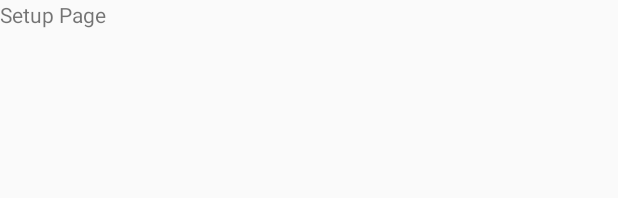
After one commit to lunaticSKE12/SKE-Blog, an Android app: the layout activity_setup.xml on its own in the app's theme, with its tools: preview values and no code run, on a phone screen of 412 x 824 dp. The commit adds this screen. Shown: the top 198 px of the screen. Run offline under Robolectric (Android 15) with nearby library versions, the phone set to English and light mode, and no system bars.

Commit message:
edit login and start new setup page

```diff
--- a/app/src/main/AndroidManifest.xml
+++ b/app/src/main/AndroidManifest.xml
@@ -20,7 +20,8 @@
         </activity>
         <activity android:name=".PostActivity" />
         <activity android:name=".RegisterActivity" />
-        <activity android:name=".LoginActivity"></activity>
+        <activity android:name=".LoginActivity" />
+        <activity android:name=".SetupActivity"></activity>
     </application>
 
 </manifest>
--- a/app/src/main/java/com/example/lunatic/ske_blog/PostActivity.java
+++ b/app/src/main/java/com/example/lunatic/ske_blog/PostActivity.java
@@ -84,6 +84,7 @@ public class PostActivity extends AppCompatActivity {
 
 	/**
 	 * startPosting post to blog
+	 * send data of post to database.
 	 */
 	private void startPosting() {
 
--- /dev/null
+++ b/app/src/main/res/layout/activity_setup.xml
@@ -0,0 +1,16 @@
+<?xml version="1.0" encoding="utf-8"?>
+<android.support.constraint.ConstraintLayout xmlns:android="http://schemas.android.com/apk/res/android"
+    xmlns:app="http://schemas.android.com/apk/res-auto"
+    xmlns:tools="http://schemas.android.com/tools"
+    android:layout_width="match_parent"
+    android:layout_height="match_parent"
+    tools:context="com.example.lunatic.ske_blog.SetupActivity">
+
+    <TextView
+        android:id="@+id/textView"
+        android:layout_width="wrap_content"
+        android:layout_height="wrap_content"
+        android:text="Setup Page"
+        tools:layout_editor_absoluteX="161dp"
+        tools:layout_editor_absoluteY="16dp" />
+</android.support.constraint.ConstraintLayout>
```
Also changed, not shown: app/src/main/java/com/example/lunatic/ske_blog/LoginActivity.java (+30 -3 lines), app/src/main/java/com/example/lunatic/ske_blog/MainActivity.java (+40 -2 lines), app/src/main/java/com/example/lunatic/ske_blog/RegisterActivity.java (+11 -0 lines), app/src/main/java/com/example/lunatic/ske_blog/SKE_Blog.java (added, +30 -0 lines), app/src/main/java/com/example/lunatic/ske_blog/SetupActivity.java (added, +13 -0 lines), 5 other files.
